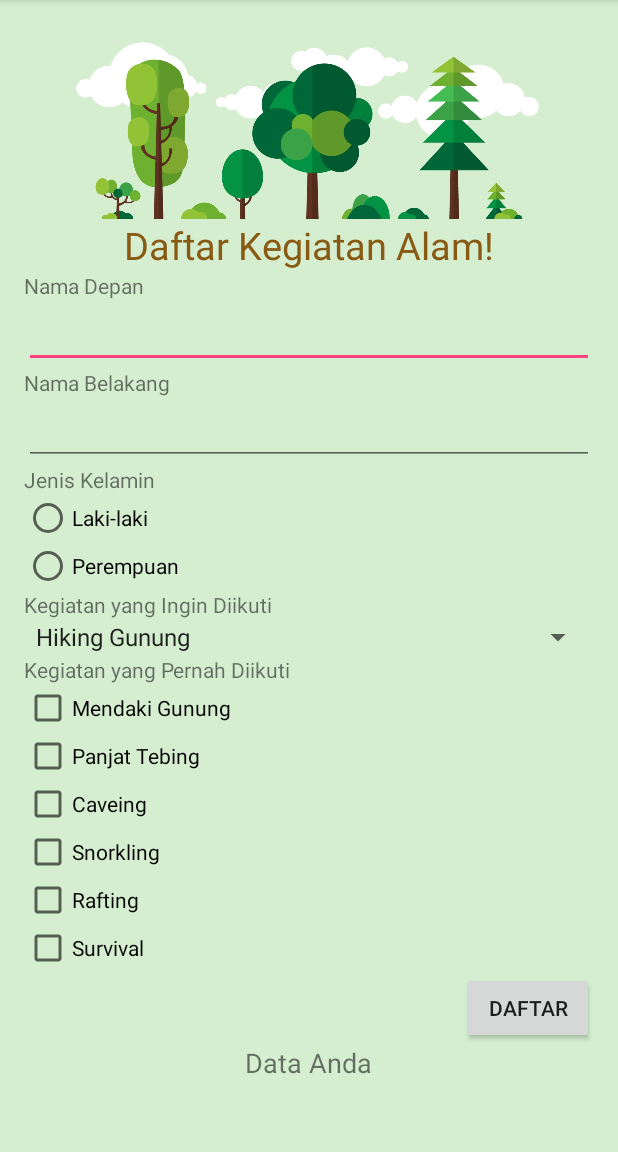
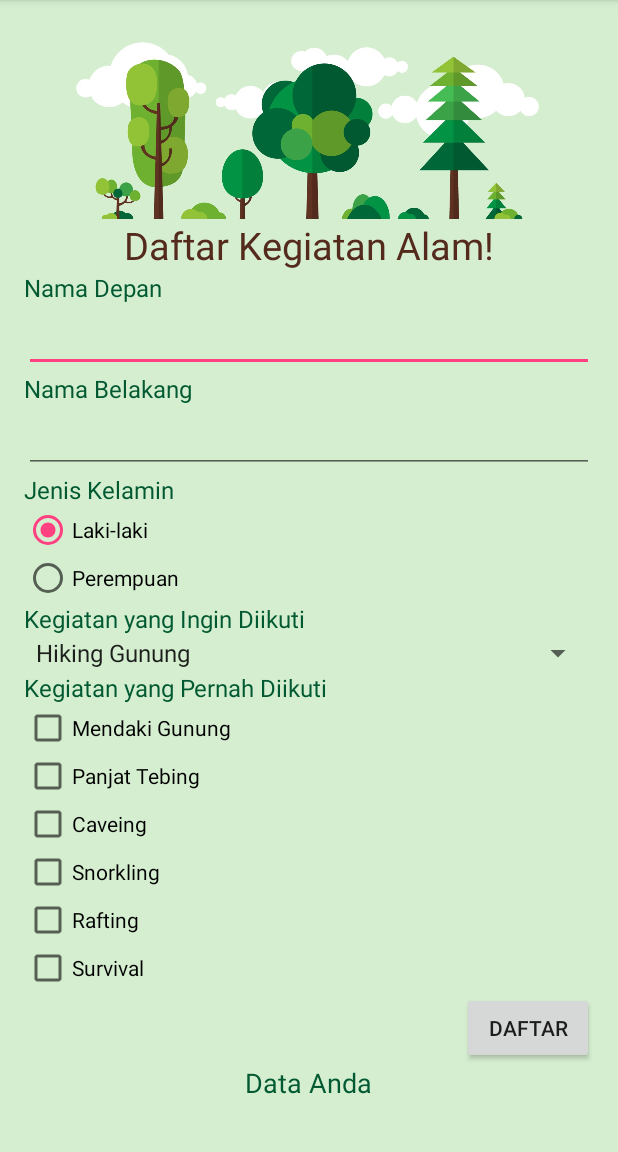
Before and after one commit to danangpk/NatureActivities, an Android app: the screen it shows after launch (MainActivity), on a phone screen of 412 x 824 dp, the part 84-1236 px from its top. Run offline under Robolectric (Android 15) with nearby library versions, the phone set to English and light mode, and no system bars.

Commit message:
Merubah warna Text

```diff
--- a/app/src/main/java/id/sch/smktelkom_mlg/tugas01/xirpl5009/pendaftarankegiatanalam/MainActivity.java
+++ b/app/src/main/java/id/sch/smktelkom_mlg/tugas01/xirpl5009/pendaftarankegiatanalam/MainActivity.java
@@ -46,6 +46,7 @@ public class MainActivity extends AppCompatActivity {
         bD.setOnClickListener(new View.OnClickListener() {
             @Override
             public void onClick(View view) {
+                if (isValid()) ;
 
                 String nama = etND.getText().toString();
                 String nama1 = etNB.getText().toString();
@@ -73,4 +74,21 @@ public class MainActivity extends AppCompatActivity {
             }
         });
     }
+
+    private boolean isValid() {
+        boolean valid = true;
+
+        String nama = etND.getText().toString();
+        String nama1 = etNB.getText().toString();
+
+        if (nama.isEmpty()) {
+            etND.setError("Anda Belum Mengisi Nama Depan");
+        }
+
+        if (nama1.isEmpty()) {
+            etNB.setError("Anda Belum Mengisi Nama Depan");
+        }
+
+        return valid;
+    }
 }
--- a/app/src/main/res/layout/activity_main.xml
+++ b/app/src/main/res/layout/activity_main.xml
@@ -33,14 +33,16 @@
             android:layout_height="wrap_content"
             android:layout_gravity="center_horizontal"
             android:text="Daftar Kegiatan Alam!"
-            android:textColor="#895a13"
+            android:textColor="#542A1C"
             android:textSize="25dp" />
 
         <TextView
             android:id="@+id/textView"
             android:layout_width="wrap_content"
             android:layout_height="wrap_content"
-            android:text="Nama Depan" />
+            android:text="Nama Depan"
+            android:textColor="#015931"
+            android:textSize="16dp" />
 
         <EditText
             android:id="@+id/editTextND"
@@ -51,7 +53,9 @@
             android:id="@+id/textView1"
             android:layout_width="wrap_content"
             android:layout_height="wrap_content"
-            android:text="Nama Belakang" />
+            android:text="Nama Belakang"
+            android:textColor="#015931"
+            android:textSize="16dp" />
 
         <EditText
             android:id="@+id/editTextNB"
@@ -62,7 +66,9 @@
             android:id="@+id/textView2"
             android:layout_width="wrap_content"
             android:layout_height="wrap_content"
-            android:text="Jenis Kelamin" />
+            android:text="Jenis Kelamin"
+            android:textColor="#015931"
+            android:textSize="16dp" />
 
         <RadioGroup
             android:id="@+id/radioGroupJK"
@@ -73,7 +79,7 @@
                 android:id="@+id/radioButtonL"
                 android:layout_width="wrap_content"
                 android:layout_height="wrap_content"
-                android:checked="false"
+                android:checked="true"
                 android:text="Laki-laki" />
 
             <RadioButton
@@ -88,7 +94,9 @@
             android:id="@+id/textView3"
             android:layout_width="wrap_content"
             android:layout_height="wrap_content"
-            android:text="Kegiatan yang Ingin Diikuti" />
+            android:text="Kegiatan yang Ingin Diikuti"
+            android:textColor="#015931"
+            android:textSize="16dp" />
 
         <Spinner
 
@@ -102,7 +110,9 @@
             android:id="@+id/textView4"
             android:layout_width="wrap_content"
             android:layout_height="wrap_content"
-            android:text="Kegiatan yang Pernah Diikuti" />
+            android:text="Kegiatan yang Pernah Diikuti"
+            android:textColor="#015931"
+            android:textSize="16dp" />
 
         <CheckBox
             android:id="@+id/checkBoxMG"
@@ -159,6 +169,7 @@
             android:layout_height="wrap_content"
             android:layout_gravity="center_horizontal"
             android:text="Data Anda"
+            android:textColor="#015931"
             android:textSize="18dp" />
 
         <TextView
```
